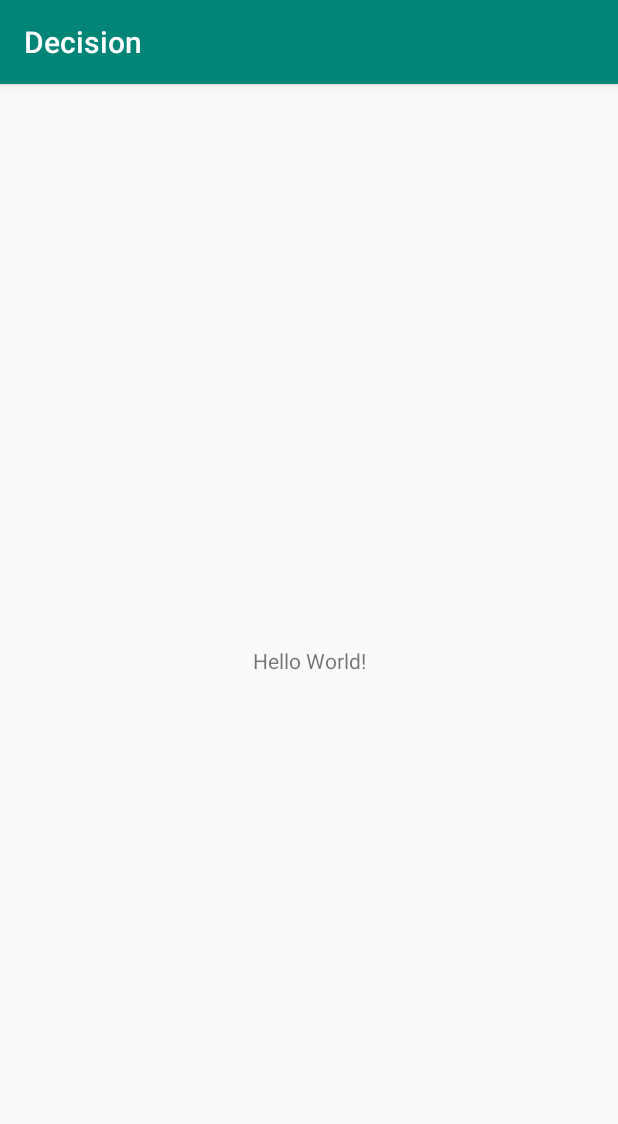
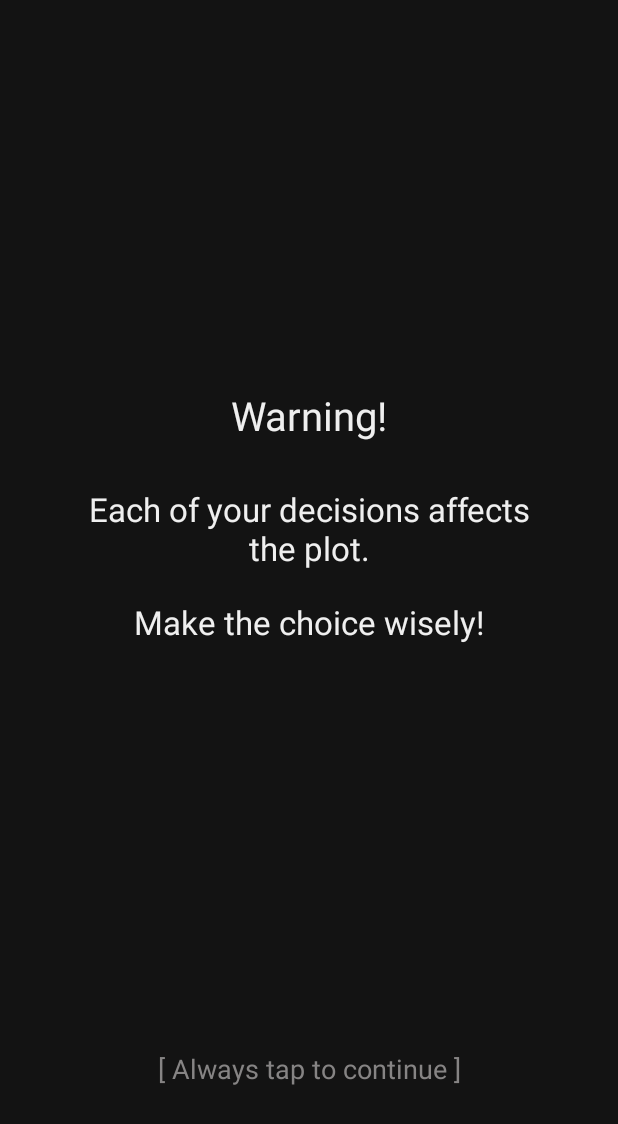
Before and after one commit to chervonyi/decision-android, an Android app: the screen it shows after launch (DisclaimerActivity), on a phone screen of 412 x 824 dp. Shown: the top 1124 px of the screen. Run offline under Robolectric (Android 15) with nearby library versions, the phone set to English and light mode, and no system bars.

Commit message:
Add DisclaimerActivity
Also remove TitleBar and StatusBar

```diff
--- a/app/src/main/java/chrgames/decision/DisclaimerActivity.java
+++ b/app/src/main/java/chrgames/decision/DisclaimerActivity.java
@@ -2,6 +2,8 @@ package chrgames.decision;
 
 import android.support.v7.app.AppCompatActivity;
 import android.os.Bundle;
+import android.view.MotionEvent;
+import android.widget.Toast;
 
 public class DisclaimerActivity extends AppCompatActivity {
 
@@ -10,4 +12,14 @@ public class DisclaimerActivity extends AppCompatActivity {
         super.onCreate(savedInstanceState);
         setContentView(R.layout.activity_disclaimer);
     }
+
+    @Override
+    public boolean onTouchEvent(MotionEvent event) {
+
+        if (event.getAction() == MotionEvent.ACTION_UP) {
+            Toast.makeText(this, "PRESSED", Toast.LENGTH_SHORT).show();
+        }
+
+        return super.onTouchEvent(event);
+    }
 }
--- a/app/src/main/res/layout/activity_disclaimer.xml
+++ b/app/src/main/res/layout/activity_disclaimer.xml
@@ -4,15 +4,75 @@
     xmlns:tools="http://schemas.android.com/tools"
     android:layout_width="match_parent"
     android:layout_height="match_parent"
+    android:background="@color/backgroundBlack"
     tools:context=".DisclaimerActivity">
 
-    <TextView
-        android:layout_width="wrap_content"
-        android:layout_height="wrap_content"
-        android:text="Hello World!"
-        app:layout_constraintBottom_toBottomOf="parent"
-        app:layout_constraintLeft_toLeftOf="parent"
-        app:layout_constraintRight_toRightOf="parent"
-        app:layout_constraintTop_toTopOf="parent" />
+
+    <LinearLayout
+        android:layout_width="match_parent"
+        android:layout_height="match_parent"
+        android:gravity="center"
+        android:weightSum="10"
+        android:orientation="vertical">
+
+        <LinearLayout
+            android:layout_width="match_parent"
+            android:layout_height="0dp"
+            android:layout_weight="9"
+            android:gravity="center"
+            android:orientation="vertical">
+
+            <TextView
+                android:id="@+id/textViewDisclaimer1"
+                android:layout_width="match_parent"
+                android:layout_height="wrap_content"
+                android:layout_marginTop="30dp"
+                android:textColor="@color/fontWhite"
+                android:textAlignment="center"
+                android:textSize="12pt"
+                android:text="@string/disclaimer1" />
+
+            <TextView
+                android:id="@+id/textViewDisclaimer2"
+                android:layout_width="match_parent"
+                android:layout_height="wrap_content"
+                android:layout_marginTop="30dp"
+                android:layout_marginLeft="50dp"
+                android:layout_marginRight="50dp"
+                android:textColor="@color/fontWhite"
+                android:textAlignment="center"
+                android:textSize="10pt"
+                android:text="@string/disclaimer2" />
+
+            <TextView
+                android:id="@+id/textViewDisclaimer3"
+                android:layout_width="match_parent"
+                android:layout_height="wrap_content"
+                android:layout_marginTop="20dp"
+                android:layout_marginLeft="50dp"
+                android:layout_marginRight="50dp"
+                android:textColor="@color/fontWhite"
+                android:textAlignment="center"
+                android:textSize="10pt"
+                android:text="@string/disclaimer3" />
+
+        </LinearLayout>
+
+        <LinearLayout
+            android:layout_width="match_parent"
+            android:layout_height="0dp"
+            android:layout_weight="2"
+            android:orientation="vertical">
+
+            <TextView
+                android:id="@+id/textViewInfo"
+                android:layout_width="match_parent"
+                android:layout_height="wrap_content"
+                android:textColor="@color/fontLightGrey"
+                android:textAlignment="center"
+                android:textSize="8pt"
+                android:text="@string/info_about_tap" />
+        </LinearLayout>
+    </LinearLayout>
 
 </android.support.constraint.ConstraintLayout>
--- a/app/src/main/res/values/colors.xml
+++ b/app/src/main/res/values/colors.xml
@@ -3,4 +3,17 @@
     <color name="colorPrimary">#008577</color>
     <color name="colorPrimaryDark">#00574B</color>
     <color name="colorAccent">#D81B60</color>
+
+
+    <!-- BACKGROUND -->
+    <color name="backgroundBlack">#131313</color>
+
+
+
+    <!-- FONTS -->
+    <color name="fontWhite">#efefef</color>
+    <color name="fontLightGrey">#868484</color>
+
+    <!-- OTHER -->
+
 </resources>
--- a/app/src/main/res/values/strings.xml
+++ b/app/src/main/res/values/strings.xml
@@ -1,3 +1,7 @@
 <resources>
     <string name="app_name">Decision</string>
+    <string name="disclaimer1">Warning!</string>
+    <string name="disclaimer2">Each of your decisions affects the plot.</string>
+    <string name="disclaimer3">Make the choice wisely!</string>
+    <string name="info_about_tap">[ Always tap to continue ]</string>
 </resources>
--- a/app/src/main/res/values/styles.xml
+++ b/app/src/main/res/values/styles.xml
@@ -2,7 +2,11 @@
 
     <!-- Base application theme. -->
     <style name="AppTheme" parent="Theme.AppCompat.Light.DarkActionBar">
-        <!-- Customize your theme here. -->
+        <item name="windowNoTitle">true</item>
+        <item name="windowActionBar">false</item>
+        <item name="android:windowFullscreen">true</item>
+        <item name="android:windowContentOverlay">@null</item>
+            <!-- Customize your theme here. -->
         <item name="colorPrimary">@color/colorPrimary</item>
         <item name="colorPrimaryDark">@color/colorPrimaryDark</item>
         <item name="colorAccent">@color/colorAccent</item>
```
